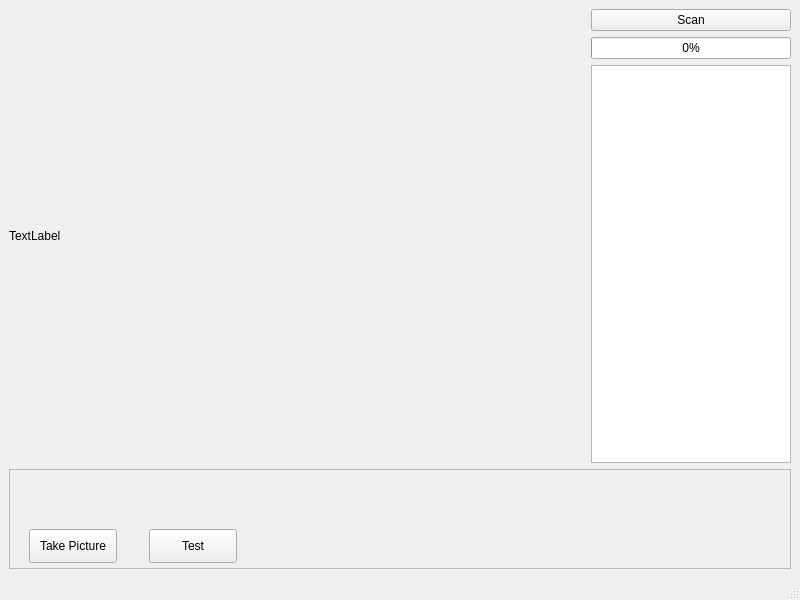
vatral/StereoMaker, file StereoMaker/mainwindow.ui: the form before one commit.
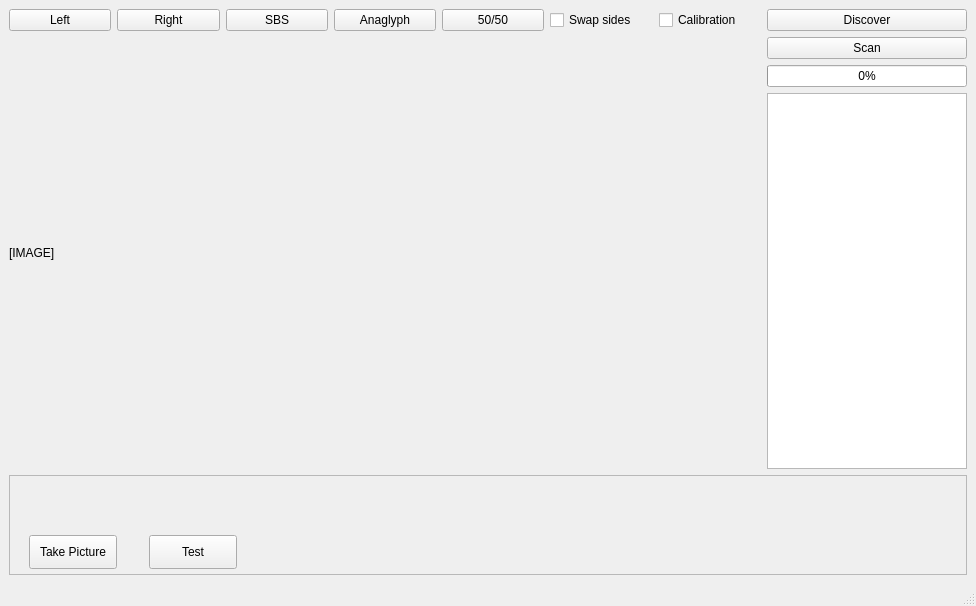
The form after the commit.

Commit message: Initial code for image composition

```diff
--- a/StereoMaker/mainwindow.ui
+++ b/StereoMaker/mainwindow.ui
@@ -6,20 +6,73 @@
    <rect>
     <x>0</x>
     <y>0</y>
-    <width>800</width>
-    <height>600</height>
+    <width>976</width>
+    <height>606</height>
    </rect>
   </property>
   <property name="windowTitle">
    <string>MainWindow</string>
   </property>
   <widget class="QWidget" name="centralwidget">
+   <layout class="QVBoxLayout" name="verticalLayout_3">
+    <item>
    <layout class="QHBoxLayout" name="horizontalLayout_2">
     <item>
      <layout class="QVBoxLayout" name="verticalLayout_2">
       <item>
        <layout class="QHBoxLayout" name="horizontalLayout">
         <item>
+           <widget class="QPushButton" name="leftImageButton">
+            <property name="text">
+             <string>Left</string>
+            </property>
+           </widget>
+          </item>
+          <item>
+           <widget class="QPushButton" name="rightImageButton">
+            <property name="text">
+             <string>Right</string>
+            </property>
+           </widget>
+          </item>
+          <item>
+           <widget class="QPushButton" name="sideBySideButton">
+            <property name="text">
+             <string>SBS</string>
+            </property>
+           </widget>
+          </item>
+          <item>
+           <widget class="QPushButton" name="anaglyphButton">
+            <property name="text">
+             <string>Anaglyph</string>
+            </property>
+           </widget>
+          </item>
+          <item>
+           <widget class="QPushButton" name="transparencyButton">
+            <property name="text">
+             <string>50/50</string>
+            </property>
+           </widget>
+          </item>
+          <item>
+           <widget class="QCheckBox" name="checkBox">
+            <property name="text">
+             <string>Swap sides</string>
+            </property>
+           </widget>
+          </item>
+          <item>
+           <widget class="QCheckBox" name="checkBox_2">
+            <property name="text">
+             <string>Calibration</string>
+            </property>
+           </widget>
+          </item>
+         </layout>
+        </item>
+        <item>
          <widget class="QLabel" name="imageLabel">
           <property name="sizePolicy">
            <sizepolicy hsizetype="Expanding" vsizetype="Expanding">
@@ -34,12 +87,21 @@
            </size>
           </property>
           <property name="text">
-           <string>TextLabel</string>
+           <string>[IMAGE]</string>
           </property>
          </widget>
+        </item>
+       </layout>
         </item>
         <item>
          <layout class="QVBoxLayout" name="verticalLayout">
+        <item>
+         <widget class="QPushButton" name="scanWindowButton">
+          <property name="text">
+           <string>Discover</string>
+          </property>
+         </widget>
+        </item>
           <item>
            <widget class="QPushButton" name="scanButton">
             <property name="maximumSize">
@@ -141,8 +203,6 @@
        </widget>
       </item>
      </layout>
-    </item>
-   </layout>
   </widget>
   <widget class="QMenuBar" name="menubar">
    <property name="geometry">
```
Left out of the diff: 23 changed lines with no effect on the pictures. Lines whose indentation alone changed are shown as unchanged. The commit also changes 4 other files.
